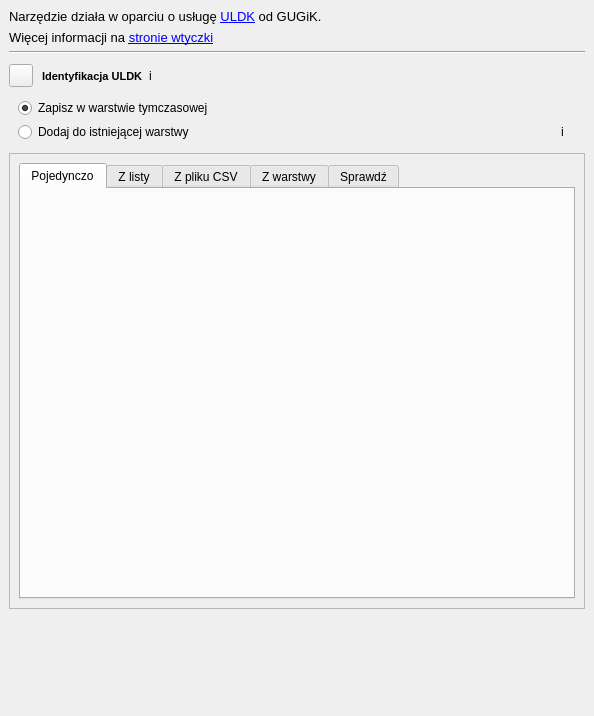
Above: gissupport_plugin/modules/uldk/plugin_dockwidget_base.ui from gis-support/gis-support-plugin before the change. Below: the same form after it.
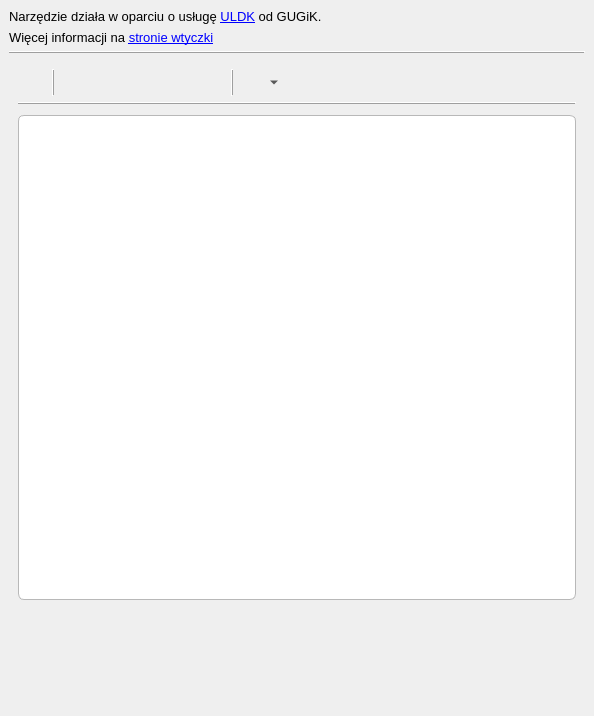
That is the form after the change. Icons and pictures are not drawn. Custom widgets are drawn as their Qt base class.

```diff
--- a/gissupport_plugin/modules/uldk/plugin_dockwidget_base.ui
+++ b/gissupport_plugin/modules/uldk/plugin_dockwidget_base.ui
@@ -46,203 +46,33 @@
     </item>
     <item>
      <widget class="Line" name="infoLine">
+      <property name="frameShadow">
+       <enum>QFrame::Raised</enum>
+      </property>
       <property name="orientation">
        <enum>Qt::Horizontal</enum>
       </property>
      </widget>
     </item>
-    <item>
-     <widget class="QFrame" name="frame_4">
-      <property name="sizePolicy">
-       <sizepolicy hsizetype="MinimumExpanding" vsizetype="Fixed">
-        <horstretch>0</horstretch>
-        <verstretch>0</verstretch>
-       </sizepolicy>
-      </property>
-      <property name="minimumSize">
-       <size>
-        <width>60</width>
-        <height>0</height>
-       </size>
-      </property>
-      <property name="frameShape">
-       <enum>QFrame::NoFrame</enum>
-      </property>
-      <property name="frameShadow">
-       <enum>QFrame::Raised</enum>
-      </property>
-      <layout class="QHBoxLayout" name="horizontalLayout">
-       <property name="leftMargin">
-        <number>0</number>
-       </property>
-       <property name="topMargin">
-        <number>0</number>
-       </property>
-       <property name="rightMargin">
-        <number>0</number>
-       </property>
-       <property name="bottomMargin">
-        <number>0</number>
-       </property>
-       <item>
-        <widget class="QToolButton" name="btnIdentify">
-         <property name="text">
-          <string/>
-         </property>
-         <property name="checkable">
-          <bool>true</bool>
-         </property>
-         <property name="checked">
-          <bool>false</bool>
-         </property>
-        </widget>
-       </item>
-       <item>
-        <widget class="QFrame" name="frame_5">
-         <property name="frameShape">
-          <enum>QFrame::NoFrame</enum>
-         </property>
-         <property name="frameShadow">
-          <enum>QFrame::Raised</enum>
-         </property>
-         <layout class="QFormLayout" name="formLayout">
-          <property name="leftMargin">
-           <number>3</number>
-          </property>
-          <item row="0" column="1">
-           <widget class="QLabel" name="label_info_map_point_search">
-            <property name="maximumSize">
-             <size>
-              <width>15</width>
-              <height>15</height>
-             </size>
-            </property>
-            <property name="toolTip">
-             <string/>
-            </property>
-            <property name="text">
-             <string>i</string>
-            </property>
-            <property name="scaledContents">
-             <bool>true</bool>
-            </property>
-           </widget>
-          </item>
-          <item row="0" column="0">
-           <widget class="QLabel" name="label_6">
-            <property name="sizePolicy">
-             <sizepolicy hsizetype="Minimum" vsizetype="Preferred">
-              <horstretch>0</horstretch>
-              <verstretch>0</verstretch>
-             </sizepolicy>
-            </property>
-            <property name="minimumSize">
-             <size>
-              <width>20</width>
-              <height>0</height>
-             </size>
-            </property>
-            <property name="font">
-             <font>
-              <pointsize>8</pointsize>
-              <bold>true</bold>
-             </font>
-            </property>
-            <property name="text">
-             <string>Identyfikacja ULDK</string>
-            </property>
-           </widget>
-          </item>
-         </layout>
-        </widget>
-       </item>
-      </layout>
-     </widget>
-    </item>
-    <item>
-     <widget class="QFrame" name="frame_save_settings">
-      <property name="frameShape">
-       <enum>QFrame::NoFrame</enum>
-      </property>
-      <layout class="QVBoxLayout" name="verticalLayout_save">
-       <property name="spacing">
-        <number>4</number>
-       </property>
-       <property name="leftMargin">
-        <number>9</number>
-       </property>
-       <property name="topMargin">
-        <number>0</number>
-       </property>
-       <property name="rightMargin">
-        <number>9</number>
-       </property>
-       <property name="bottomMargin">
-        <number>5</number>
-       </property>
-       <item>
-        <widget class="QRadioButton" name="radioTempLayer">
-         <property name="text">
-          <string>Zapisz w warstwie tymczasowej</string>
-         </property>
-         <property name="checked">
-          <bool>true</bool>
-         </property>
-        </widget>
-       </item>
-       <item>
-        <layout class="QHBoxLayout" name="horizontalLayout_existing">
-         <item>
-          <widget class="QRadioButton" name="radioExistingLayer">
-           <property name="text">
-            <string>Dodaj do istniejącej warstwy</string>
-           </property>
-          </widget>
-         </item>
-         <item>
-          <widget class="QgsMapLayerComboBox" name="comboLayers" native="true">
-           <property name="enabled">
-            <bool>false</bool>
-           </property>
-          </widget>
-         </item>
-         <item>
-          <widget class="QLabel" name="labelLayerInfo">
-           <property name="maximumSize">
-            <size>
-             <width>15</width>
-             <height>15</height>
-            </size>
-           </property>
-           <property name="mouseTracking">
-            <bool>false</bool>
-           </property>
-           <property name="toolTip">
-            <string>Atrybuty będą dopasowane do kolumn wg nazw, jeśli dana kolumna nie istnieje to informacja nie zostanie zapisana:
-- wojewodztwo lub woj - województwo
-- powiat - powiat
-- gmina - gmina
-- obreb - obręb ewidencyjny
-- arkusz - arkusz mapy
-- nr_dzialki - numer działki
-- teryt - TERYT
-- pow_m2 - powierzchnia</string>
-           </property>
-           <property name="text">
-            <string>i</string>
-           </property>
-           <property name="scaledContents">
-            <bool>true</bool>
-           </property>
-          </widget>
-         </item>
-        </layout>
-       </item>
-      </layout>
-     </widget>
-    </item>
     <item>
      <widget class="QScrollArea" name="scrollArea">
+      <property name="styleSheet">
+       <string notr="true">QWidget#dynamic_container {
+    background-color: palette(base);
+    border: 1px solid palette(mid);
+    border-radius: 6px;
+    margin-top: 4px;
+}</string>
+      </property>
+      <property name="frameShape">
+       <enum>QFrame::NoFrame</enum>
+      </property>
+      <property name="frameShadow">
+       <enum>QFrame::Plain</enum>
+      </property>
+      <property name="midLineWidth">
+       <number>0</number>
+      </property>
       <property name="widgetResizable">
        <bool>true</bool>
       </property>
@@ -251,183 +81,324 @@
         <rect>
          <x>0</x>
          <y>0</y>
-         <width>568</width>
-         <height>482</height>
+         <width>570</width>
+         <height>513</height>
         </rect>
        </property>
        <layout class="QVBoxLayout" name="verticalLayout_6">
         <item>
-         <widget class="QTabWidget" name="tabs">
+         <widget class="QFrame" name="frame_4">
           <property name="sizePolicy">
-           <sizepolicy hsizetype="Expanding" vsizetype="Minimum">
+           <sizepolicy hsizetype="MinimumExpanding" vsizetype="Fixed">
             <horstretch>0</horstretch>
             <verstretch>0</verstretch>
            </sizepolicy>
           </property>
-          <property name="toolTip">
-           <string/>
+          <property name="minimumSize">
+           <size>
+            <width>60</width>
+            <height>0</height>
+           </size>
           </property>
-          <property name="toolTipDuration">
-           <number>0</number>
+          <property name="frameShape">
+           <enum>QFrame::NoFrame</enum>
           </property>
-          <property name="whatsThis">
-           <string/>
+          <property name="frameShadow">
+           <enum>QFrame::Raised</enum>
           </property>
-          <property name="currentIndex">
-           <number>0</number>
-          </property>
-          <widget class="QWidget" name="tab_search">
-           <property name="sizePolicy">
-            <sizepolicy hsizetype="Preferred" vsizetype="Fixed">
-             <horstretch>0</horstretch>
-             <verstretch>0</verstretch>
-            </sizepolicy>
+          <layout class="QHBoxLayout" name="horizontalLayout">
+           <property name="leftMargin">
+            <number>0</number>
            </property>
-           <attribute name="title">
-            <string>Pojedynczo</string>
-           </attribute>
-           <layout class="QVBoxLayout" name="verticalLayout_3">
-            <item>
-             <layout class="QVBoxLayout" name="tab_teryt_search_layout">
-              <property name="spacing">
-               <number>2</number>
-              </property>
-             </layout>
-            </item>
-            <item>
-             <spacer name="verticalSpacer_5">
-              <property name="orientation">
-               <enum>Qt::Vertical</enum>
-              </property>
-              <property name="sizeType">
-               <enum>QSizePolicy::Expanding</enum>
-              </property>
-              <property name="sizeHint" stdset="0">
-               <size>
-                <width>20</width>
-                <height>40</height>
-               </size>
-              </property>
-             </spacer>
-            </item>
-           </layout>
-          </widget>
-          <widget class="QWidget" name="tab_import_csv">
-           <property name="sizePolicy">
-            <sizepolicy hsizetype="Preferred" vsizetype="Fixed">
-             <horstretch>0</horstretch>
-             <verstretch>0</verstretch>
-            </sizepolicy>
+           <property name="topMargin">
+            <number>0</number>
            </property>
-           <attribute name="title">
-            <string>Z listy</string>
-           </attribute>
-           <layout class="QVBoxLayout" name="verticalLayout_7">
-            <item>
-             <layout class="QVBoxLayout" name="tab_import_csv_layout">
-              <property name="spacing">
-               <number>2</number>
-              </property>
-             </layout>
-            </item>
-            <item>
-             <spacer name="verticalSpacer_3">
-              <property name="orientation">
-               <enum>Qt::Vertical</enum>
-              </property>
-              <property name="sizeHint" stdset="0">
-               <size>
-                <width>20</width>
-                <height>40</height>
-               </size>
-              </property>
-             </spacer>
-            </item>
-           </layout>
-          </widget>
-          <widget class="QWidget" name="tab_from_csv_file">
-            <attribute name="title">
-            <string>Z pliku CSV</string>
-            </attribute>
-            <layout class="QVBoxLayout" name="verticalLayout_csv_main">
-            <item>
-            <layout class="QVBoxLayout" name="tab_from_csv_file_layout">
-                <property name="spacing">
-                <number>2</number>
-                </property>
-            </layout>
-            </item>
-            <item>
-            <spacer name="verticalSpacer_csv">
-                <property name="orientation">
-                <enum>Qt::Vertical</enum>
-                </property>
-                <property name="sizeHint" stdset="0">
-                <size>
-                <width>20</width>
-                <height>40</height>
-                </size>
-                </property>
+           <property name="rightMargin">
+            <number>0</number>
+           </property>
+           <property name="bottomMargin">
+            <number>0</number>
+           </property>
+           <item>
+            <widget class="QToolButton" name="btnIdentify">
+             <property name="text">
+              <string/>
+             </property>
+             <property name="iconSize">
+              <size>
+               <width>20</width>
+               <height>20</height>
+              </size>
+             </property>
+             <property name="checkable">
+              <bool>true</bool>
+             </property>
+             <property name="checked">
+              <bool>false</bool>
+             </property>
+             <property name="autoRepeat">
+              <bool>false</bool>
+             </property>
+             <property name="autoRaise">
+              <bool>true</bool>
+             </property>
+            </widget>
+           </item>
+           <item>
+            <widget class="Line" name="toolLine">
+             <property name="sizePolicy">
+              <sizepolicy hsizetype="Fixed" vsizetype="Minimum">
+               <horstretch>0</horstretch>
+               <verstretch>0</verstretch>
+              </sizepolicy>
+             </property>
+             <property name="frameShadow">
+              <enum>QFrame::Raised</enum>
+             </property>
+             <property name="orientation">
+              <enum>Qt::Vertical</enum>
+             </property>
+            </widget>
+           </item>
+           <item>
+            <widget class="QToolButton" name="btn_tab_search">
+             <property name="mouseTracking">
+              <bool>false</bool>
+             </property>
+             <property name="toolTip">
+              <string/>
+             </property>
+             <property name="iconSize">
+              <size>
+               <width>20</width>
+               <height>20</height>
+              </size>
+             </property>
+             <property name="checkable">
+              <bool>true</bool>
+             </property>
+             <property name="autoExclusive">
+              <bool>true</bool>
+             </property>
+             <property name="autoRaise">
+              <bool>true</bool>
+             </property>
+            </widget>
+           </item>
+           <item>
+            <widget class="QToolButton" name="btn_tab_import_csv">
+             <property name="iconSize">
+              <size>
+               <width>20</width>
+               <height>20</height>
+              </size>
+             </property>
+             <property name="checkable">
+              <bool>true</bool>
+             </property>
+             <property name="autoExclusive">
+              <bool>true</bool>
+             </property>
+             <property name="autoRaise">
+              <bool>true</bool>
+             </property>
+            </widget>
+           </item>
+           <item>
+            <widget class="QToolButton" name="btn_tab_from_csv_file">
+             <property name="iconSize">
+              <size>
+               <width>20</width>
+               <height>20</height>
+              </size>
+             </property>
+             <property name="checkable">
+              <bool>true</bool>
+             </property>
+             <property name="autoExclusive">
+              <bool>true</bool>
+             </property>
+             <property name="autoRaise">
+              <bool>true</bool>
+             </property>
+            </widget>
+           </item>
+           <item>
+            <widget class="QToolButton" name="btn_tab_import_layer">
+             <property name="iconSize">
+              <size>
+               <width>20</width>
+               <height>20</height>
+              </size>
+             </property>
+             <property name="checkable">
+              <bool>true</bool>
+             </property>
+             <property name="autoExclusive">
+              <bool>true</bool>
+             </property>
+             <property name="autoRaise">
+              <bool>true</bool>
+             </property>
+            </widget>
+           </item>
+           <item>
+            <widget class="QToolButton" name="btn_tab_check_layer">
+             <property name="iconSize">
+              <size>
+               <width>20</width>
+               <height>20</height>
+              </size>
+             </property>
+             <property name="checkable">
+              <bool>true</bool>
+             </property>
+             <property name="autoExclusive">
+              <bool>true</bool>
+             </property>
+             <property name="autoRaise">
+              <bool>true</bool>
+             </property>
+            </widget>
+           </item>
+           <item>
+            <widget class="Line" name="toolSaveLine">
+             <property name="sizePolicy">
+              <sizepolicy hsizetype="Fixed" vsizetype="Minimum">
+               <horstretch>0</horstretch>
+               <verstretch>0</verstretch>
+              </sizepolicy>
+             </property>
+             <property name="frameShadow">
+              <enum>QFrame::Raised</enum>
+             </property>
+             <property name="orientation">
+              <enum>Qt::Vertical</enum>
+             </property>
+            </widget>
+           </item>
+           <item>
+            <widget class="QToolButton" name="btn_save_settings">
+             <property name="iconSize">
+              <size>
+               <width>20</width>
+               <height>20</height>
+              </size>
+             </property>
+             <property name="checkable">
+              <bool>false</bool>
+             </property>
+             <property name="popupMode">
+              <enum>QToolButton::MenuButtonPopup</enum>
+             </property>
+             <property name="autoRaise">
+              <bool>true</bool>
+             </property>
+            </widget>
+           </item>
+           <item>
+            <widget class="QToolButton" name="btn_info">
+             <property name="iconSize">
+              <size>
+               <width>20</width>
+               <height>20</height>
+              </size>
+             </property>
+             <property name="checkable">
+              <bool>false</bool>
+             </property>
+             <property name="autoRaise">
+              <bool>true</bool>
+             </property>
+            </widget>
+           </item>
+           <item>
+            <spacer name="horizontalSpacer">
+             <property name="orientation">
+              <enum>Qt::Horizontal</enum>
+             </property>
+             <property name="sizeHint" stdset="0">
+              <size>
+               <width>40</width>
+               <height>20</height>
+              </size>
+             </property>
             </spacer>
-            </item>
-            </layout>
-            </widget>
-          <widget class="QWidget" name="tab_import_layer">
-           <property name="sizePolicy">
-            <sizepolicy hsizetype="Preferred" vsizetype="Fixed">
-             <horstretch>0</horstretch>
-             <verstretch>0</verstretch>
-            </sizepolicy>
+           </item>
+          </layout>
+         </widget>
+        </item>
+        <item>
+         <widget class="Line" name="line">
+          <property name="frameShadow">
+           <enum>QFrame::Raised</enum>
+          </property>
+          <property name="orientation">
+           <enum>Qt::Horizontal</enum>
+          </property>
+         </widget>
+        </item>
+        <item>
+         <widget class="QFrame" name="frame_save_settings">
+          <property name="frameShape">
+           <enum>QFrame::NoFrame</enum>
+          </property>
+          <layout class="QVBoxLayout" name="verticalLayout_save">
+           <property name="spacing">
+            <number>0</number>
            </property>
-           <attribute name="title">
-            <string>Z warstwy</string>
-           </attribute>
-           <layout class="QVBoxLayout" name="verticalLayout">
-            <item>
-             <layout class="QVBoxLayout" name="tab_import_layer_layout">
+           <property name="leftMargin">
+            <number>0</number>
+           </property>
+           <property name="topMargin">
+            <number>0</number>
+           </property>
+           <property name="rightMargin">
+            <number>0</number>
+           </property>
+           <property name="bottomMargin">
+            <number>0</number>
+           </property>
+           <item>
+            <widget class="QFrame" name="dynamic_container">
+             <property name="sizePolicy">
+              <sizepolicy hsizetype="Preferred" vsizetype="Expanding">
+               <horstretch>0</horstretch>
+               <verstretch>0</verstretch>
+              </sizepolicy>
+             </property>
+             <property name="styleSheet">
+              <string notr="true"/>
+             </property>
+             <property name="frameShape">
+              <enum>QFrame::NoFrame</enum>
+             </property>
+             <property name="frameShadow">
+              <enum>QFrame::Raised</enum>
+             </property>
+             <property name="lineWidth">
+              <number>1</number>
+             </property>
+             <layout class="QVBoxLayout" name="verticalLayout_2">
               <property name="spacing">
-               <number>2</number>
+               <number>5</number>
+              </property>
+              <property name="leftMargin">
+               <number>8</number>
+              </property>
+              <property name="topMargin">
+               <number>8</number>
+              </property>
+              <property name="rightMargin">
+               <number>8</number>
+              </property>
+              <property name="bottomMargin">
+               <number>8</number>
               </property>
              </layout>
-            </item>
-            <item>
-             <spacer name="verticalSpacer_2">
-              <property name="orientation">
-               <enum>Qt::Vertical</enum>
-              </property>
-              <property name="sizeHint" stdset="0">
-               <size>
-                <width>20</width>
-                <height>40</height>
-               </size>
-              </property>
-             </spacer>
-            </item>
-           </layout>
-          </widget>
-          <widget class="QWidget" name="tab_check_layer">
-           <attribute name="title">
-            <string>Sprawdź</string>
-           </attribute>
-           <layout class="QVBoxLayout" name="verticalLayout_5">
-            <item>
-             <layout class="QVBoxLayout" name="tab_check_layer_layout"/>
-            </item>
-            <item>
-             <spacer name="verticalSpacer_4">
-              <property name="orientation">
-               <enum>Qt::Vertical</enum>
-              </property>
-              <property name="sizeHint" stdset="0">
-               <size>
-                <width>20</width>
-                <height>40</height>
-               </size>
-              </property>
-             </spacer>
-            </item>
-           </layout>
-          </widget>
+            </widget>
+           </item>
+          </layout>
          </widget>
         </item>
        </layout>
@@ -494,13 +465,6 @@
    </layout>
   </widget>
  </widget>
- <customwidgets>
-  <customwidget>
-   <class>QgsMapLayerComboBox</class>
-   <extends>QWidget</extends>
-   <header>qgsmaplayercombobox.h</header>
-  </customwidget>
- </customwidgets>
  <resources/>
  <connections/>
 </ui>
```
Left out of the diff: 14 changed lines with no effect on the pictures.
